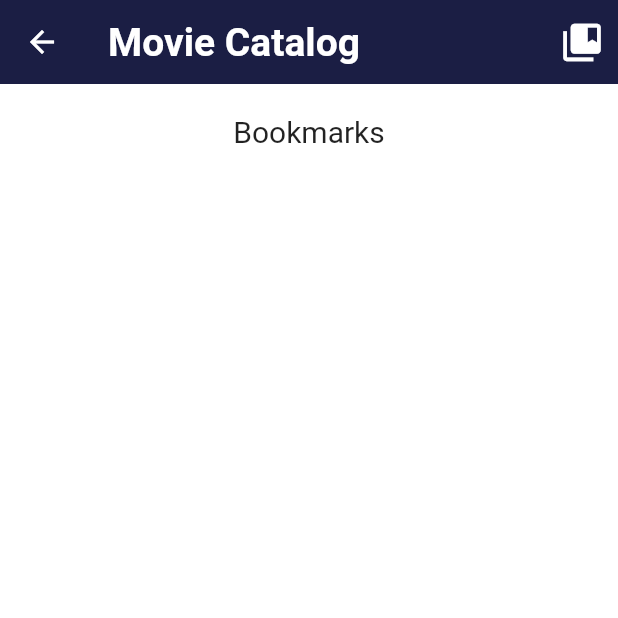
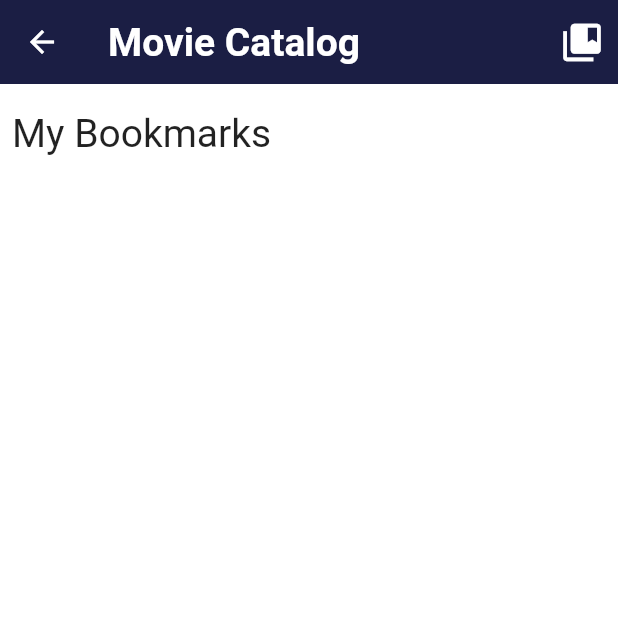
Before and after one commit to aadarsh-patel/movie_catalog, a Flutter app: the screen it shows after launch, after a tap on the "collections bookmark" icon, on a phone screen of 412 x 824 dp, the top half of it. Run offline on Flutter 3.47's test engine with Material 2 defaults, Android fonts, the phone set to English and light mode, and no system bars; Roboto replaces fonts that are missing (Calibri); project files that could hold a hidden picture were left out.

```diff
--- a/lib/model/movie.dart
+++ b/lib/model/movie.dart
@@ -8,7 +8,13 @@ class Movie {
   final double rating;
   int likes;
   int dislikes;
+
+  // Ideally the below attributes should not be defined here as they are user dependent.
+  // But as this app is just for demo purpose to showcase the testing tools provided by Flutter.
+  // So I am gonna pretend i didn't saw that.
   bool isBookmarked;
+  bool isLiked;
+  bool isDisliked;
 
   Movie({
     Key key,
@@ -19,6 +25,8 @@ class Movie {
     @required this.rating,
     this.likes = 0,
     this.dislikes = 0,
+    this.isLiked = false,
+    this.isDisliked = false,
     this.isBookmarked = false,
   });
 
--- a/lib/screens/bookmark_list.dart
+++ b/lib/screens/bookmark_list.dart
@@ -7,6 +7,7 @@ class BookmarkList extends StatefulWidget {
 }
 
 class _BookmarkListState extends State<BookmarkList> {
+
   final _bookmarkList = movies.where((mov) => mov.isBookmarked).toList();
 
   @override
@@ -15,12 +16,18 @@ class _BookmarkListState extends State<BookmarkList> {
       color: Colors.white,
       child: Column(
         children: <Widget>[
-          SizedBox(height: 20),
-          Text(
-            'Bookmarks',
-            textAlign: TextAlign.left,
-            style: TextStyle(
-              fontSize: 20,
+          SizedBox(height: 10),
+          Align(
+            alignment: Alignment.centerLeft,
+            child: Padding(
+              padding: const EdgeInsets.all(8.0),
+              child: Text(
+                'My Bookmarks',
+                style: TextStyle(
+                  fontSize: 26,
+                  fontFamily: 'Calibri',
+                ),
+              ),
             ),
           ),
           SingleChildScrollView(
@@ -31,11 +38,13 @@ class _BookmarkListState extends State<BookmarkList> {
                 itemBuilder: (context, index) {
                   return Dismissible(
                     key: new Key(_bookmarkList[index].title),
+                    background: Container(color: Colors.red,),
                     onDismissed: (direction) {
                       _bookmarkList[index].isBookmarked = false;
                       _bookmarkList.removeAt(index);
                     },
                     child: ListTile(
+                      leading: Icon(Icons.movie),
                       title: Text(_bookmarkList[index].title),
                     ),
                   );
--- a/lib/screens/browse.dart
+++ b/lib/screens/browse.dart
@@ -65,10 +65,20 @@ class _BrowseScreenState extends State<BrowseScreen> {
                     child: GestureDetector(
                         onTap: () => Navigator.push(
                               context,
+                              // PageRouteBuilder(
+                              //   pageBuilder:
+                              //       (context, animation1, animation2) =>
+                              //           DetailScreen(index),
+                              // ),
+                              // MyCustomPageRoute(
+                              //     previousPage: widget,
+                              //     builder: (context) => DetailScreen(index)),
                               PageRouteBuilder(
-                                pageBuilder:
-                                    (context, animation1, animation2) =>
-                                        DetailScreen(index),
+                                pageBuilder: (c, a1, a2) => DetailScreen(index),
+                                transitionsBuilder: (c, anim, a2, child) =>
+                                    FadeTransition(opacity: anim, child: child),
+                                transitionDuration:
+                                    Duration(milliseconds: 800),
                               ),
                             )),
                   ),
```
